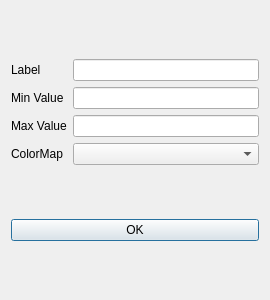
This is moose/trunk/GuiOG/Moogli/layout/colorMap.ui in physicalist/ncbs-moose as Qt 5 draws it before an edit. The edited form follows.
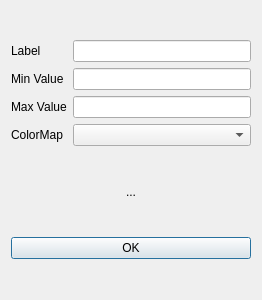
This is the edited form.

Diff of the .ui file:
```diff
--- a/moose/trunk/GuiOG/Moogli/layout/colorMap.ui
+++ b/moose/trunk/GuiOG/Moogli/layout/colorMap.ui
@@ -6,7 +6,7 @@
    <rect>
     <x>0</x>
     <y>0</y>
-    <width>270</width>
+    <width>262</width>
     <height>300</height>
    </rect>
   </property>
@@ -61,6 +61,32 @@
      </item>
     </layout>
    </item>
+   <item>
+    <layout class="QHBoxLayout" name="horizontalLayout_2">
+     <item>
+      <widget class="QToolButton" name="colorMapToolButton">
+       <property name="sizePolicy">
+        <sizepolicy hsizetype="Fixed" vsizetype="Fixed">
+         <horstretch>0</horstretch>
+         <verstretch>0</verstretch>
+        </sizepolicy>
+       </property>
+       <property name="text">
+        <string>...</string>
+       </property>
+       <property name="iconSize">
+        <size>
+         <width>128</width>
+         <height>24</height>
+        </size>
+       </property>
+       <property name="autoRaise">
+        <bool>true</bool>
+       </property>
+      </widget>
+     </item>
+    </layout>
+   </item>
    <item>
     <widget class="QPushButton" name="okayPushButton">
      <property name="text">
```
